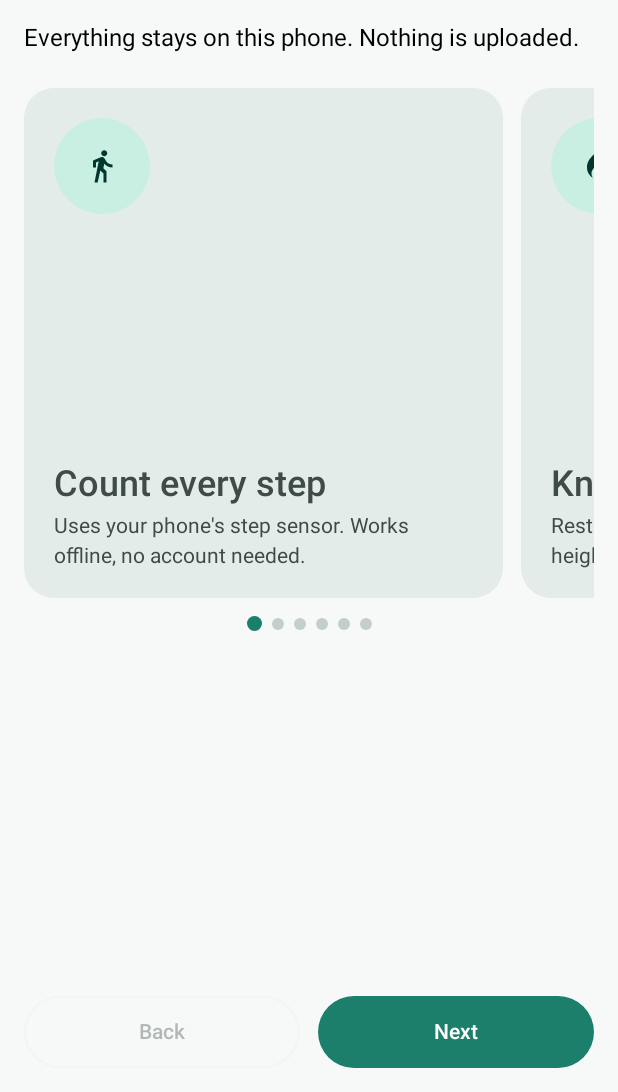
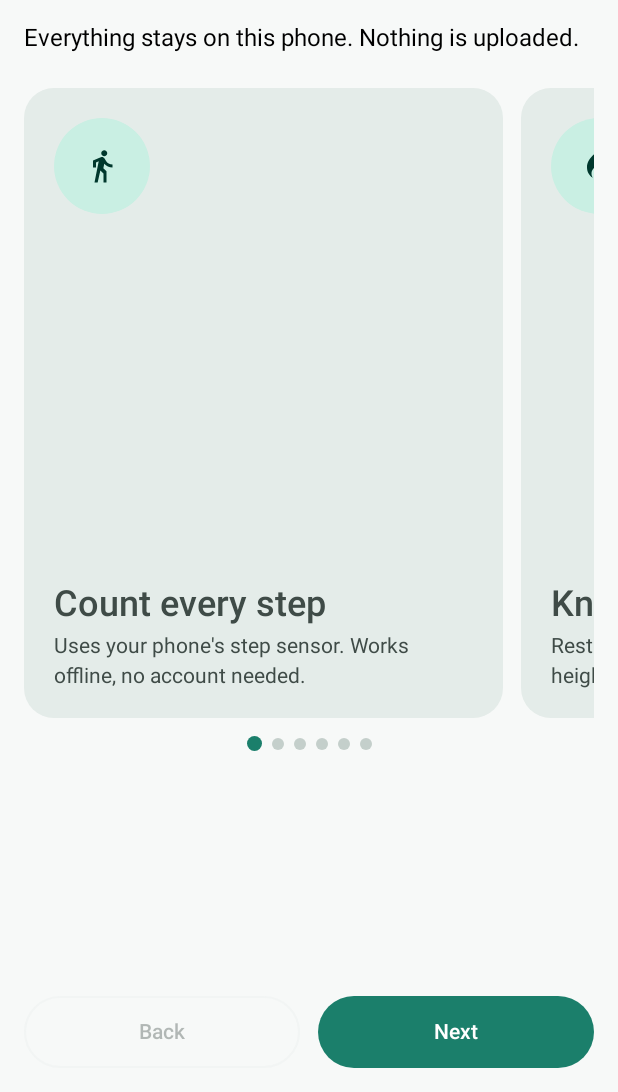
Before and after one commit to root-Shubh/cadence, an Android app built with Jetpack Compose: the screen it shows after launch (MainActivity), on a phone screen of 412 x 824 dp, the part 144-1236 px from its top. Run offline under Robolectric (Android 15) with nearby library versions, the phone set to English and light mode, and no system bars; our stand-ins replace Room's generated code.

Commit message:
STEPW-50 #comment taller feature cards on the welcome step
Co-Authored-By: Claude Haiku 5.5 <noreply@anthropic.com>

```diff
--- a/app/src/main/java/com/stepwise/ui/FeatureCarousel.kt
+++ b/app/src/main/java/com/stepwise/ui/FeatureCarousel.kt
@@ -68,7 +68,7 @@ fun FeatureCarousel(modifier: Modifier = Modifier) {
     Column(modifier = modifier.fillMaxWidth()) {
         LazyRow(
             state = listState,
-            modifier = Modifier.fillMaxWidth().height(340.dp),
+            modifier = Modifier.fillMaxWidth().height(420.dp),
             horizontalArrangement = Arrangement.spacedBy(12.dp),
             flingBehavior = rememberSnapFlingBehavior(listState),
         ) {
@@ -101,7 +101,7 @@ fun FeatureCarousel(modifier: Modifier = Modifier) {
 @Composable
 private fun FeatureCard(feature: WelcomeFeature, modifier: Modifier = Modifier) {
     Card(
-        modifier = modifier.fillMaxWidth().height(340.dp),
+        modifier = modifier.fillMaxWidth().height(420.dp),
         shape = RoundedCornerShape(20.dp),
         colors = CardDefaults.cardColors(containerColor = MaterialTheme.colorScheme.surfaceVariant),
     ) {
```
